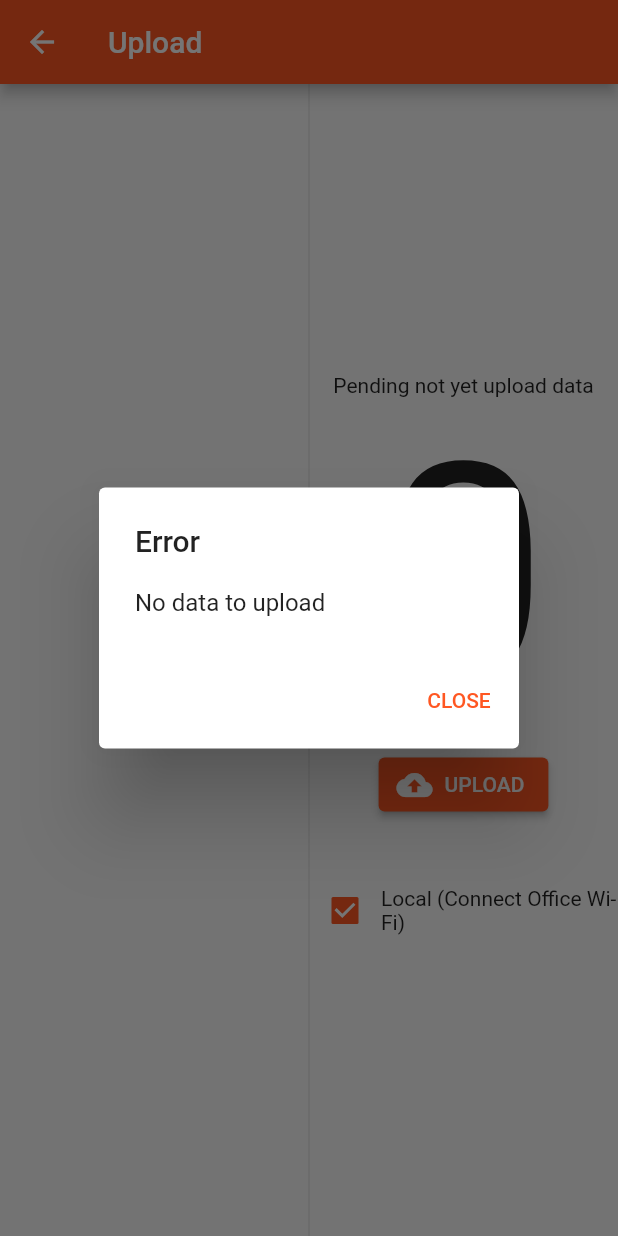
After one commit to geoffreylzf/ep_fv2, a Flutter app: the UploadPage screen opened by its route, after a tap on "UPLOAD", on a phone screen of 412 x 824 dp. The commit adds this screen. Run offline on Flutter 3.47's test engine with Material 2 defaults, Android fonts, the phone set to English and light mode, and no system bars; our stand-ins replace dio, flutter_image_compress, flutter_spinkit, fluttertoast, font_awesome_flutter, get and 4 more; accounts and stored records are empty; generated files the repository leaves out were written again.

Commit message:
upload 99%

```diff
--- a/lib/controllers/home.dart
+++ b/lib/controllers/home.dart
@@ -5,10 +5,47 @@ import 'package:get/get.dart';
 class HomeController extends GetxController {
   final db = XanX.db();
 
-  Stream<List<BroFa2VisitWithData>> get faDocRecentStream =>
-      db.broFa2VisitDao.watchRecent(limit: 5);
+  final rxBroFa2VisitWithDataList = Rx<List<BroFa2VisitWithData>>([]);
+  final rxNotYetUploadCount = 0.obs;
+
+  @override
+  void onInit() {
+    super.onInit();
+    db.broFa2VisitDao.watchRecent(limit: 5).listen((vList) {
+      rxBroFa2VisitWithDataList.value = vList;
+    });
+
+    db.broFa2VisitDao.watchCountByUpload().listen((cnt) {
+      rxNotYetUploadCount.value = cnt;
+    });
+  }
 
   void openVisit(BroFa2VisitWithData visit) {
     Get.toNamed("/visits/${visit.broFa2Visit.id}");
   }
+
+  void openUpload() {
+    Get.toNamed("/upload");
+  }
+
+  void refreshSetupLocation() async {
+    try {
+      XanX.showLoadingDialog();
+
+      final resLoc = await XanX.apiGetSelect('/api/broiler/fa/locations/');
+      await db.locationDao.deleteAll();
+      await db.locationDao.insertAllFromJson(resLoc.data);
+
+      final resHse = await XanX.apiGetSelect('/api/broiler/fa/loc-houses/');
+      await db.locHouseDao.deleteAll();
+      await db.locHouseDao.insertAllFromJson(resHse.data);
+
+      XanX.dismissLoadingDialog();
+
+      XanX.showAlertDialog(message: "Location data refreshed");
+    } catch (e) {
+      XanX.dismissLoadingDialog();
+      XanX.handleErrorMessage(e);
+    }
+  }
 }
--- /dev/null
+++ b/lib/controllers/upload.dart
@@ -0,0 +1,123 @@
+import 'dart:convert';
+
+import 'package:dio/dio.dart';
+import 'package:ep_fv2/db/db.dart';
+import 'package:ep_fv2/modules/api.dart';
+import 'package:ep_fv2/utils/xanx.dart';
+import 'package:flutter/cupertino.dart';
+import 'package:get/get.dart' hide Value, FormData, MultipartFile;
+import 'package:moor/moor.dart';
+
+class UploadController extends GetxController {
+  final db = XanX.db();
+
+  final rxLogList = Rx<List<Log>>([]);
+  final rxNotYetUploadCount = 0.obs;
+
+  @override
+  void onInit() async {
+    super.onInit();
+
+    db.logDao.watchAll().listen((logList) {
+      rxLogList.value = logList;
+    });
+    db.broFa2VisitDao.watchCountByUpload().listen((cnt) {
+      rxNotYetUploadCount.value = cnt;
+    });
+  }
+
+  Future<void> upload() async {
+    /// Get list of id of not yet upload doc
+    final visitIdList = await db.broFa2VisitDao.getListOfIdByUpload();
+    final dataCount = visitIdList.length;
+
+    if (dataCount == 0) {
+      XanX.showErrorDialog(message: "No data to upload");
+      return;
+    }
+
+    try {
+      XanX.showLoadingDialog();
+
+      final foImageList = await db.broFa2VisitFoImgDao.getAllWithoutServerIdByVisit(visitIdList);
+      await Future.forEach<BroFa2VisitFoImg>(foImageList, (img) async {
+        /// Upload the image one by one, as each success, set the server_id from the received res
+        final res = await Api().dio.post(
+              '/api/broiler/fa2/visit-img-paths/',
+              data: FormData.fromMap({
+                'path': await MultipartFile.fromFile(
+                  img.path,
+                  filename: 'img.png',
+                ),
+              }),
+            );
+        final serverId = res.data['id'];
+        final isOk = await db.broFa2VisitFoImgDao.updateByPk(img.copyWith(serverId: serverId));
+        if (!isOk) {
+          throw Exception("Unable to set server_id of FO img");
+        }
+      });
+
+      final maImageList = await db.broFa2VisitMaImgDao.getAllWithoutServerIdByVisit(visitIdList);
+      await Future.forEach<BroFa2VisitMaImg>(maImageList, (img) async {
+        /// Upload the image one by one, as each success, set the server_id from the received res
+        final res = await Api().dio.post(
+              '/api/broiler/fa2/visit-img-paths/',
+              data: FormData.fromMap({
+                'path': await MultipartFile.fromFile(
+                  img.path,
+                  filename: 'img.png',
+                ),
+              }),
+            );
+        final serverId = res.data['id'];
+        final isOk = await db.broFa2VisitMaImgDao.updateByPk(img.copyWith(serverId: serverId));
+        if (!isOk) {
+          throw Exception("Unable to set server_id of MA img");
+        }
+      });
+
+      final pmImageList = await db.broFa2VisitPmImgDao.getAllWithoutServerIdByVisit(visitIdList);
+      await Future.forEach<BroFa2VisitPmImg>(pmImageList, (img) async {
+        /// Upload the image one by one, as each success, set the server_id from the received res
+        final res = await Api().dio.post(
+              '/api/broiler/fa2/visit-img-paths/',
+              data: FormData.fromMap({
+                'path': await MultipartFile.fromFile(
+                  img.path,
+                  filename: 'img.png',
+                ),
+              }),
+            );
+        final serverId = res.data['id'];
+        final isOk = await db.broFa2VisitPmImgDao.updateByPk(img.copyWith(serverId: serverId));
+        if (!isOk) {
+          throw Exception("Unable to set server_id of PM img");
+        }
+      });
+
+      final mapList = await db.broFa2VisitDao.getJsonForUploadByIdList(visitIdList);
+      final jsonStr = jsonEncode(mapList);
+      await Api().dio.post('/api/broiler/fa2/visits/', data: jsonStr);
+
+      final updateCount = await db.broFa2VisitDao.markAsUpdatedByIdList(visitIdList);
+
+      await db.logDao.insert(LogTbCompanion(
+        type: Value(XanX.logTypeUpload),
+        remark: Value("$dataCount($updateCount) record(s) uploaded"),
+      ));
+
+      XanX.dismissLoadingDialog();
+
+      if (updateCount != dataCount) {
+        XanX.showAlertDialog(
+            message: "Update count is not same as data count, please report to IT");
+      } else {
+        XanX.showAlertDialog(message: "Upload success");
+      }
+    } catch (e) {
+      XanX.dismissLoadingDialog();
+      XanX.handleErrorMessage(e);
+    }
+  }
+}
--- a/lib/controllers/visit/_id/weight_index.dart
+++ b/lib/controllers/visit/_id/weight_index.dart
@@ -85,7 +85,7 @@ class VisitIdWeightIndexController extends GetxController with SingleGetTickerPr
 
     await db.broFa2VisitWeightDao.insert(visitWeight);
 
-    tecWeight.text = "";
+    tecWeight.clear();
     FocusScope.of(Get.context!).requestFocus(fnWeight);
   }
 
--- /dev/null
+++ b/lib/db/dao/log.dart
@@ -0,0 +1,16 @@
+import 'package:ep_fv2/db/db.dart';
+import 'package:moor/moor.dart';
+
+class LogDao extends DatabaseAccessor<Db> {
+  LogDao(Db db) : super(db);
+
+  $LogTbTable get logTb => attachedDatabase.logTb;
+
+  Future<int> insert(LogTbCompanion entry) {
+    return into(logTb).insert(entry);
+  }
+
+  Stream<List<Log>> watchAll() {
+    return (select(logTb)..orderBy([(t) => OrderingTerm.desc(t.timestamp)])).watch();
+  }
+}
--- a/lib/db/db.dart
+++ b/lib/db/db.dart
@@ -11,6 +11,7 @@ import 'package:ep_fv2/db/dao/bro_fa2_visit_pasgar.dart';
 import 'package:ep_fv2/db/dao/bro_fa2_visit_pm.dart';
 import 'package:ep_fv2/db/dao/bro_fa2_visit_pm_img.dart';
 import 'package:ep_fv2/db/dao/bro_fa2_visit_weight.dart';
+import 'package:ep_fv2/db/dao/log.dart';
 import 'package:ep_fv2/db/dao/setup/bro_fa2_do.dart';
 import 'package:ep_fv2/db/dao/setup/bro_fa2_fo.dart';
 import 'package:ep_fv2/db/dao/setup/bro_fa2_fo_selection.dart';
@@ -31,6 +32,7 @@ import 'package:ep_fv2/db/table/bro_fa2_visit_house.dart';
 import 'package:ep_fv2/db/table/bro_fa2_visit_pm.dart';
 import 'package:ep_fv2/db/table/bro_fa2_visit_pm_img.dart';
 import 'package:ep_fv2/db/table/bro_fa2_visit_weight.dart';
+import 'package:ep_fv2/db/table/log.dart';
 import 'package:ep_fv2/db/table/setup/bro_fa2_do.dart';
 import 'package:ep_fv2/db/table/setup/bro_fa2_fo.dart';
 import 'package:ep_fv2/db/table/setup/bro_fa2_fo_selection.dart';
@@ -79,6 +81,7 @@ LazyDatabase _openConnection() {
     BroFa2VisitMaTb,
     BroFa2VisitMaImgTb,
     BroFa2VisitWeightTb,
+    LogTb,
   ],
   daos: [
     CompanyDao,
@@ -101,6 +104,7 @@ LazyDatabase _openConnection() {
     BroFa2VisitMaDao,
     BroFa2VisitMaImgDao,
     BroFa2VisitWeightDao,
+    LogDao,
   ],
 )
 class Db extends _$Db {
--- a/lib/db/table/bro_fa2_visit.dart
+++ b/lib/db/table/bro_fa2_visit.dart
@@ -17,7 +17,6 @@ class BroFa2VisitTb extends Table {
   @JsonKey('visit_date')
   TextColumn get visitDate => text()();
 
-  @JsonKey('age')
   IntColumn get age => integer()();
 
   @JsonKey('doc_observation_bird_qty')
@@ -26,12 +25,10 @@ class BroFa2VisitTb extends Table {
   @JsonKey('post_mortem_bird_qty')
   IntColumn get postMortemBirdQty => integer().nullable()();
 
-  @JsonKey('timestamp')
   TextColumn get timestamp => text().clientDefault(
         () => DateFormat('yyyy-MM-dd HH:mm:ss').format(DateTime.now()),
       )();
 
-  @JsonKey('uuid')
   TextColumn get uuid => text().clientDefault(() => Uuid().v4().replaceAll('-', ''))();
 
   @JsonKey('is_delete')
--- a/lib/main.dart
+++ b/lib/main.dart
@@ -6,6 +6,7 @@ import 'package:ep_fv2/pages/login.dart';
 import 'package:ep_fv2/pages/setup.dart';
 import 'package:ep_fv2/pages/splash.dart';
 import 'package:ep_fv2/pages/update_app_ver.dart';
+import 'package:ep_fv2/pages/upload.dart';
 import 'package:ep_fv2/pages/visits/_id/do_id.dart';
 import 'package:ep_fv2/pages/visits/_id/do_index.dart';
 import 'package:ep_fv2/pages/visits/_id/fo_id.dart';
@@ -62,6 +63,7 @@ class MyApp extends StatelessWidget {
         GetPage(name: '/', page: () => HomePage()),
         GetPage(name: '/updateAppVer', page: () => UpdateAppVerPage()),
         GetPage(name: '/setup', page: () => SetupPage()),
+        GetPage(name: '/upload', page: () => UploadPage()),
         GetPage(name: '/visits/create/', page: () => VisitCreatePage()),
         GetPage(name: '/visits/:id', page: () => VisitIdIndexPage()),
         GetPage(name: '/visits/:id/fo', page: () => VisitIdFoIndexPage()),
--- /dev/null
+++ b/lib/pages/upload.dart
@@ -0,0 +1,72 @@
+import 'package:ep_fv2/controllers/upload.dart';
+import 'package:ep_fv2/db/db.dart';
+import 'package:ep_fv2/widgets/local_cb.dart';
+import 'package:flutter/material.dart';
+import 'package:get/get.dart';
+
+class UploadPage extends StatelessWidget {
+  final ctrl = Get.put(UploadController());
+
+  @override
+  Widget build(BuildContext context) {
+    return Scaffold(
+      appBar: AppBar(title: Text('Upload')),
+      body: Row(
+        crossAxisAlignment: CrossAxisAlignment.start,
+        children: [
+          Expanded(child: UploadLog()),
+          VerticalDivider(width: 0),
+          Expanded(child: UploadStatus()),
+        ],
+      ),
+    );
+  }
+}
+
+class UploadLog extends StatelessWidget {
+  final ctrl = Get.find<UploadController>();
+
+  @override
+  Widget build(BuildContext context) {
+    return Obx(() {
+      final list = ctrl.rxLogList.value;
+      return ListView.separated(
+        itemCount: list.length,
+        shrinkWrap: true,
+        separatorBuilder: (_, index) => Divider(height: 0),
+        itemBuilder: (_, idx) {
+          final log = list[idx];
+          return ListTile(
+            title: Text(log.remark),
+            subtitle: Text(log.timestamp),
+          );
+        },
+      );
+    });
+  }
+}
+
+class UploadStatus extends StatelessWidget {
+  final ctrl = Get.find<UploadController>();
+
+  @override
+  Widget build(BuildContext context) {
+    return Column(
+      mainAxisAlignment: MainAxisAlignment.center,
+      children: [
+        Text("Pending not yet upload data"),
+        Obx(() => Text(
+              ctrl.rxNotYetUploadCount.toString(),
+              style: TextStyle(fontSize: 200),
+            )),
+        ElevatedButton.icon(
+          onPressed: () => ctrl.upload(),
+          icon: Icon(Icons.cloud_upload),
+          label: Text("UPLOAD"),
+        ),
+        Container(height: 36),
+        LocalCheckBox(),
+      ],
+    );
+  }
+}
```
Also changed, not shown: lib/db/dao/bro_fa2_visit.dart (+151 -2 lines), lib/db/dao/bro_fa2_visit_fo_img.dart (+14 -0 lines), lib/db/dao/bro_fa2_visit_ma_img.dart (+14 -0 lines), lib/db/dao/bro_fa2_visit_pm_img.dart (+12 -0 lines), lib/db/table/log.dart (added, +17 -0 lines), lib/pages/home.dart (+55 -9 lines), lib/pages/visits/_id/weight_index.dart (+4 -10 lines), lib/db/db.g.dart.
